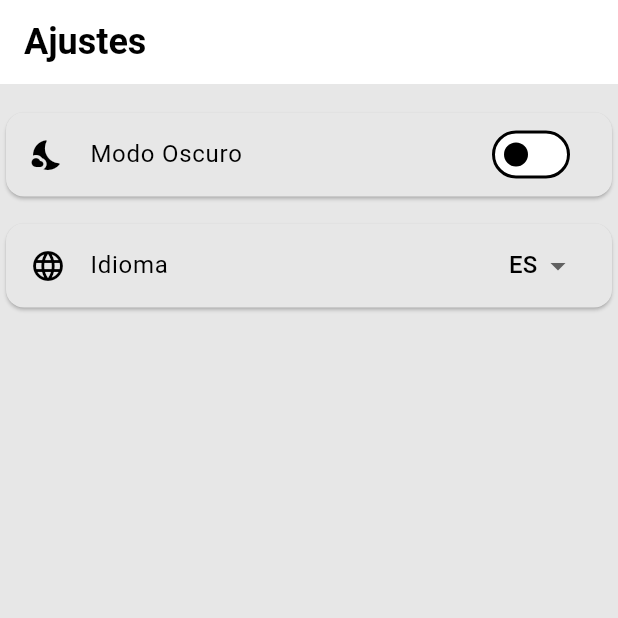
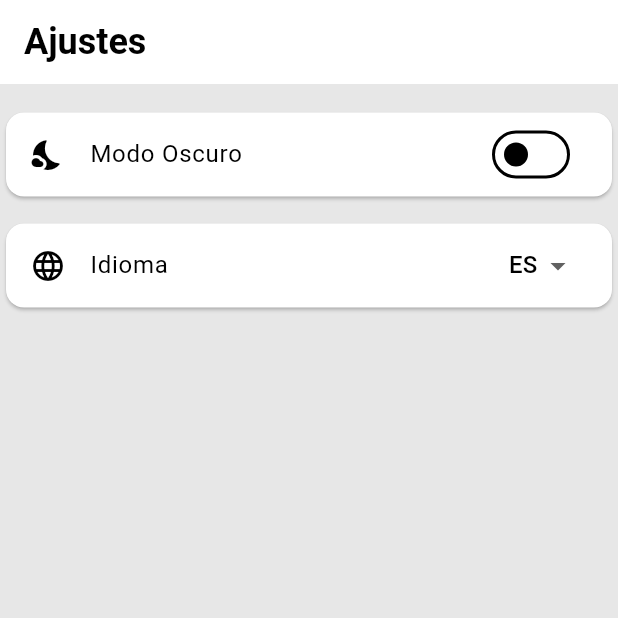
Before and after one commit to Yonderus/Respi, a Flutter app: the HomePage screen opened directly, item 4 of the bottom bar chosen, after a tap on "Settings", on a phone screen of 412 x 824 dp, the top half of it. Run offline on Flutter 3.47's test engine with Material 3 defaults, Android fonts, the phone set to English and light mode, and no system bars; our stand-ins replace dio, flutter_riverpod, flutter_secure_storage, shared_preferences; accounts and stored records are empty.

Commit message:
subiendo cambios arregalndo conflictos

```diff
--- a/lib/core/widgets/buildTag.dart
+++ b/lib/core/widgets/buildTag.dart
@@ -9,7 +9,7 @@ Widget buildTag(
   return Container(
     padding: const EdgeInsets.symmetric(horizontal: 10, vertical: 4),
     decoration: BoxDecoration(
-      color: backgroundColor,
+      color: Colors.white,
       borderRadius: BorderRadius.circular(12),
     ),
     child: Text(
--- a/lib/features/auth/presentation/page/profile_page.dart
+++ b/lib/features/auth/presentation/page/profile_page.dart
@@ -11,8 +11,9 @@ class ProfilePage extends ConsumerWidget {
 
   @override
   Widget build(BuildContext context, WidgetRef ref) {
+    final theme = Theme.of(context);
+    final cs = theme.colorScheme;
     //final l10n = AppLocalizations.of(context)!;
-
     return Column(
       mainAxisAlignment: MainAxisAlignment.start,
       crossAxisAlignment: CrossAxisAlignment.center,
@@ -28,6 +29,27 @@ class ProfilePage extends ConsumerWidget {
               context,
               MaterialPageRoute(builder: (context) => PreferencesPage()),
             ),
+          ),
+        ),
+
+        //
+        Card(
+          elevation: 2,
+          color: cs.surface,
+          child: Container(
+            padding: EdgeInsets.only(
+              left: MediaQuery.of(context).size.width,
+              right: MediaQuery.of(context).size.width,
+              top: 20,
+              bottom: 20,
+            ),
+
+            child: Text("hola"), // title: Text('Settings'),
+            // leading: const Icon(Icons.settings),
+            // onTap: () => Navigator.push(
+            //   context,
+            //   MaterialPageRoute(builder: (context) => PreferencesPage()),
+            // ),
           ),
         ),
       ],
--- a/lib/features/preferences/presentation/widgets/language_card.dart
+++ b/lib/features/preferences/presentation/widgets/language_card.dart
@@ -17,14 +17,14 @@ class LanguageCard extends StatelessWidget {
 
   @override
   Widget build(BuildContext context) {
-    final isDark = ref.watch(themeModeProvider);
+    final theme = Theme.of(context);
+    final cs = theme.colorScheme;
 
     return Card(
-      color: isDark
-          ? const Color.fromARGB(245, 31, 15, 102)
-          : const Color.fromARGB(255, 231, 231, 231),
+      color: cs.surface,
       child: ListTile(
         leading: const Icon(Icons.language),
+        textColor: cs.onSurface,
         title: Text(l10n.language),
         trailing: DropdownButton<AppLanguage>(
           value: language,
@@ -36,6 +36,7 @@ class LanguageCard extends StatelessWidget {
             );
           }).toList(),
           onChanged: (v) {
+            //Si el idioma seleccionado no es igual a null , lo pasamos al provider
             if (v != null) {
               ref.read(languageProvider.notifier).setLanguage(v);
             }
--- a/lib/features/preferences/presentation/widgets/theme_card.dart
+++ b/lib/features/preferences/presentation/widgets/theme_card.dart
@@ -17,13 +17,15 @@ class ThemeCard extends StatelessWidget {
 
   @override
   Widget build(BuildContext context) {
+    final theme = Theme.of(context);
+    final cs = theme.colorScheme;
+
     return Card(
-      color: isDark
-          ? const Color.fromARGB(245, 31, 15, 102)
-          : const Color.fromARGB(255, 231, 231, 231),
+      color: cs.surface,
       child: ListTile(
         leading: const Icon(Icons.nights_stay_rounded),
         title: Text(l10n.darkMode),
+        textColor: cs.onSurface,
         trailing: Switch(
           value: isDark,
           onChanged: (v) => ref.read(themeModeProvider.notifier).setTheme(v),
```
Also changed, not shown: lib/core/widgets/app_container_info.dart (+21 -13 lines).
